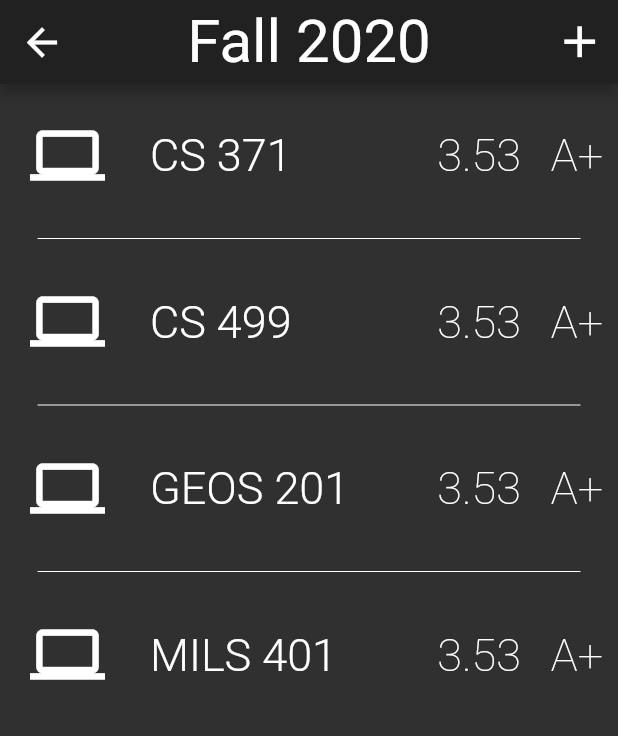
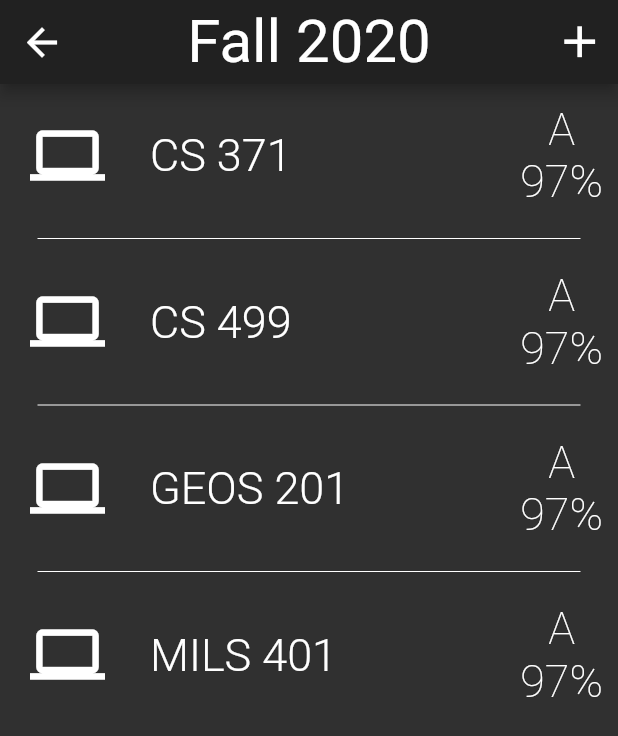
Before and after one commit to rabaraaaron/Gradebook, a Flutter app: the TermClasses screen opened by its route, on a phone screen of 412 x 824 dp. Shown: the top 736 px of the screen. Run offline on Flutter 3.47's test engine with Material 2 defaults, Android fonts, the phone set to English and light mode, and no system bars; drawn by our look-alikes of flutter_slidable; Roboto replaces fonts that are missing (TextStyle).

Commit message:
Further implementation of gui

```diff
--- a/gradebook/lib/main.dart
+++ b/gradebook/lib/main.dart
@@ -1,5 +1,4 @@
 import 'package:flutter/material.dart';
-import 'package:google_fonts/google_fonts.dart';
 import 'package:gradebook/pages/login.dart';
 import 'package:gradebook/pages/sign_up.dart';
 import 'package:gradebook/pages/welcome.dart';
@@ -31,12 +30,13 @@ class _GradebookState extends State<Gradebook>{
       theme: ThemeData(
         brightness: Brightness.dark,
         accentColor: Colors.white,
-        fontFamily: GoogleFonts.quicksand().toStringShort(),
+        // fontFamily: GoogleFonts.quicksand().toStringShort(),
         textTheme: TextTheme(
           headline1: TextStyle(fontSize: 40.0, color: Colors.white, fontWeight: FontWeight.w400),
           headline2: TextStyle(fontSize: 30.0, color: Colors.white, fontWeight: FontWeight.w300),
           headline3: TextStyle(fontSize: 15.0, color: Colors.white, fontWeight: FontWeight.w100),
           headline4: TextStyle(fontSize: 40.0, color: Colors.white, fontWeight: FontWeight.w100),
+          headline5: TextStyle(fontSize: 25.0, color: Colors.white, fontWeight: FontWeight.w200),
         ),
 
       ),
--- a/gradebook/lib/pages/TermClasses.dart
+++ b/gradebook/lib/pages/TermClasses.dart
@@ -1,5 +1,7 @@
 import 'dart:math';
 import 'package:flutter/material.dart';
+import 'package:flutter_slidable/flutter_slidable.dart';
+
 
 class TermClasses extends StatefulWidget {
   @override
@@ -8,6 +10,7 @@ class TermClasses extends StatefulWidget {
 
 class _TermsPageState extends State<TermClasses> {
   List<String> classes = ["CS 371", "CS 499", "GEOS 201", "MILS 401"];
+  final SlidableController slidableController = new SlidableController();
 
   @override
   Widget build(BuildContext context) {
@@ -41,7 +44,24 @@ class _TermsPageState extends State<TermClasses> {
         itemCount: classes.length,
         itemBuilder: (context, index) => Padding(
           padding: EdgeInsets.all(0.0),
-          child: Center(child: Container(
+          child: Slidable(
+            controller: slidableController,
+            actionPane: SlidableDrawerActionPane(),
+            actionExtentRatio: .2,
+            secondaryActions: [
+              IconSlideAction(
+                color: Colors.transparent,
+                closeOnTap: true,
+                iconWidget: Icon(Icons.edit, color: Colors.white, size: 35,),
+                onTap: () => null,
+              ),
+              IconSlideAction(
+                color: Colors.transparent,
+                closeOnTap: true,
+                iconWidget: Icon(Icons.delete, color: Colors.white, size: 35,),
+              )
+            ],
+            child: Container(
                 width: MediaQuery.of(context).size.width,
                 padding: EdgeInsets.all(10),
                 child: Row(
@@ -65,23 +85,21 @@ class _TermsPageState extends State<TermClasses> {
                       ),
                     ),
                     Container(
-                    child: Row(
+                      child: Column(
                         children: [
                           Container(
-                          child: Text("3.53", textScaleFactor: 2, style: Theme.of(context).textTheme.headline3,),
-                        ),
-                        VerticalDivider(
-                          width: 20,
+                            child: Text("A", textScaleFactor: 2, style: Theme.of(context).textTheme.headline3,),
                           ),
                           Container(
-                          child: Text("A+", textScaleFactor: 2, style: Theme.of(context).textTheme.headline3,),
+                            child: Text("97%", textScaleFactor: 2, style: Theme.of(context).textTheme.headline3,),
                           ),
                         ],
                       ),
                     ),
                   ],
                 )
-          )),
+            ),
+          ),
         ),
       ),
     );
@@ -94,7 +112,6 @@ Widget newClassPopUp(BuildContext context, List<String> terms) {
   final classTitleController = TextEditingController();
   final creditHoursController = TextEditingController();
 
-  var termClass;
   List<String> listOfTermsRaw = ["Fall", "Winter", "Spring", "Summer", "Other"];
   List<DropdownMenuItem> listOfTerms = [];
   for(var l = 0; l < listOfTermsRaw.length; l++){
--- a/gradebook/lib/pages/login.dart
+++ b/gradebook/lib/pages/login.dart
@@ -1,5 +1,5 @@
+import 'package:flutter/material.dart';
 
-import 'package:flutter/material.dart';
 
 class Login extends StatefulWidget {
   @override
--- a/gradebook/lib/pages/sign_up.dart
+++ b/gradebook/lib/pages/sign_up.dart
@@ -1,4 +1,3 @@
-
 import 'package:flutter/material.dart';
 
 class SignUp extends StatefulWidget {
```
Also changed, not shown: gradebook/lib/pages/Categories.dart (+43 -48 lines), gradebook/lib/pages/Terms.dart (+5 -9 lines), gradebook/lib/pages/welcome.dart (+4 -5 lines), 1 other file. Lines whose indentation alone changed are shown as unchanged.
